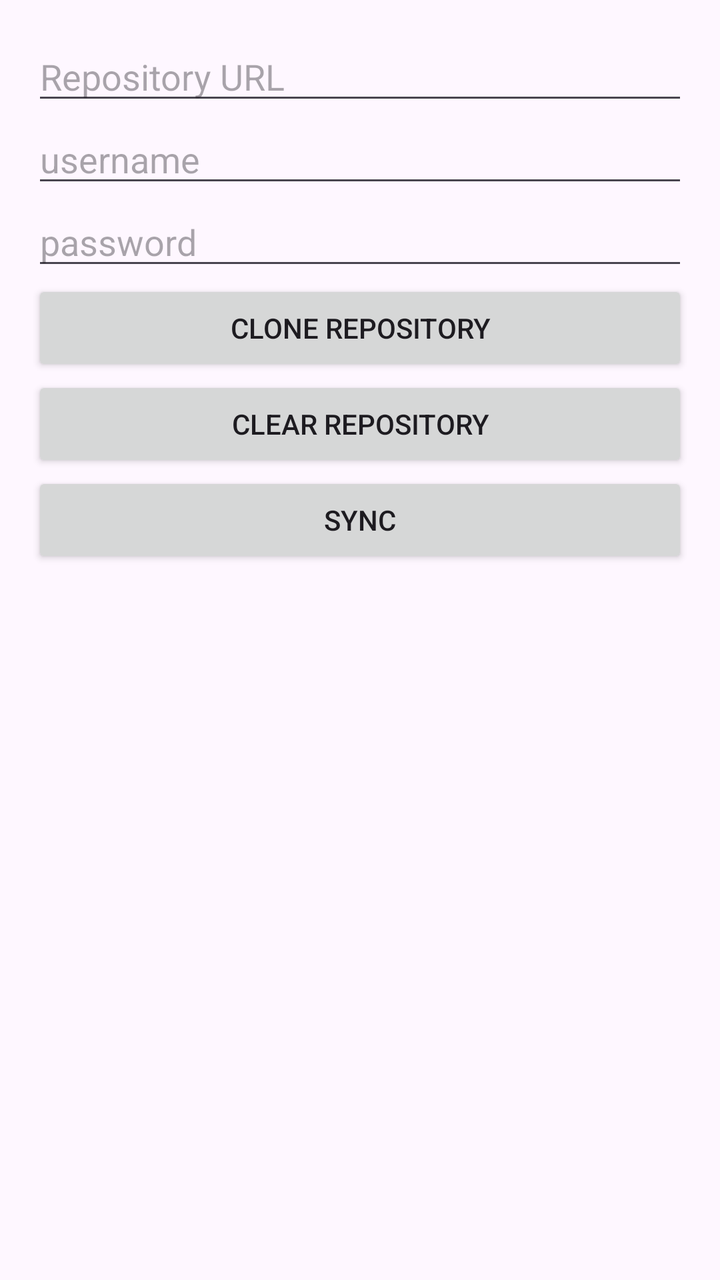
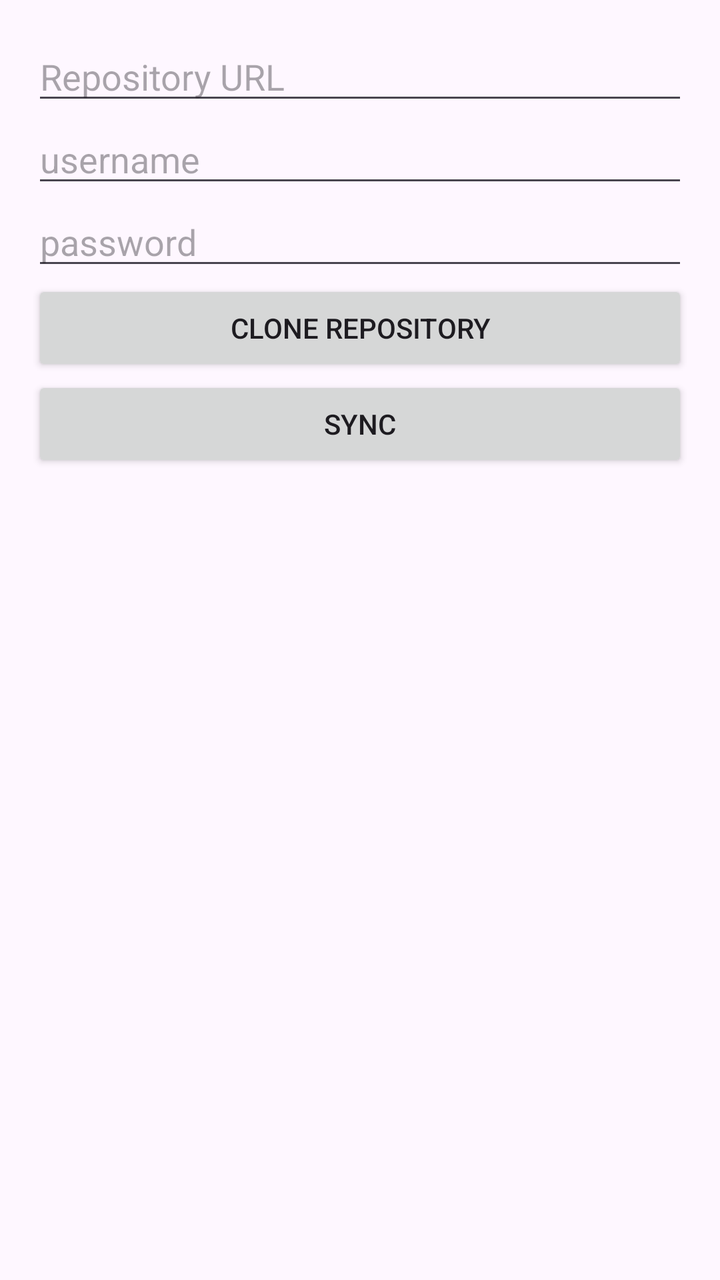

Screens rendered from an Android XML layout before and after an edit, with the pre-edit source and the edit as a unified diff.
<!-- AndroidManifest.xml: application theme Theme.GitSync -->
<!-- res/layout/activity_main.xml -->
<?xml version="1.0" encoding="utf-8"?>
<LinearLayout
    xmlns:android="http://schemas.android.com/apk/res/android"
    android:layout_width="match_parent"
    android:layout_height="match_parent"
    android:orientation="vertical"
    android:padding="16dp">

    <EditText
        android:id="@+id/repoUrlEditor"
        android:layout_width="match_parent"
        android:layout_height="wrap_content"
        android:hint="Repository URL"
        android:text=""
        />

    <EditText
        android:id="@+id/userNameEditor"
        android:layout_width="match_parent"
        android:layout_height="wrap_content"
        android:text=""
        android:hint="username" />

    <EditText
        android:id="@+id/passwordEditor"
        android:layout_width="match_parent"
        android:layout_height="wrap_content"
        android:text=""
        android:inputType="textPassword"
        android:hint="password" />

    <Button
        android:id="@+id/cloneButton"
        android:layout_width="match_parent"
        android:layout_height="wrap_content"
        android:text="Clone Repository" />

    <Button
        android:id="@+id/clearButton"
        android:layout_width="match_parent"
        android:layout_height="wrap_content"
        android:text="Clear Repository" />

    <Button
        android:id="@+id/syncButton"
        android:layout_width="match_parent"
        android:layout_height="wrap_content"
        android:text="Sync" />

    <Button
        android:id="@+id/testButton"
        android:layout_width="match_parent"
        android:layout_height="wrap_content"
        android:text="Create Test Folder"
        android:visibility="gone"
        />


</LinearLayout>
<!-- resources referenced by this layout -->
<resources>
  <style name="Theme.GitSync" parent="Base.Theme.GitSync" />
  <style name="Base.Theme.GitSync" parent="Theme.Material3.DayNight">
          
          
      </style>
</resources>

<!-- the commit's change to res/layout/activity_main.xml (unified diff, before → after) -->
@@ -36,12 +36,6 @@
         android:text="Clone Repository" />
 
     <Button
-        android:id="@+id/clearButton"
-        android:layout_width="match_parent"
-        android:layout_height="wrap_content"
-        android:text="Clear Repository" />
-
-    <Button
         android:id="@+id/syncButton"
         android:layout_width="match_parent"
         android:layout_height="wrap_content"
